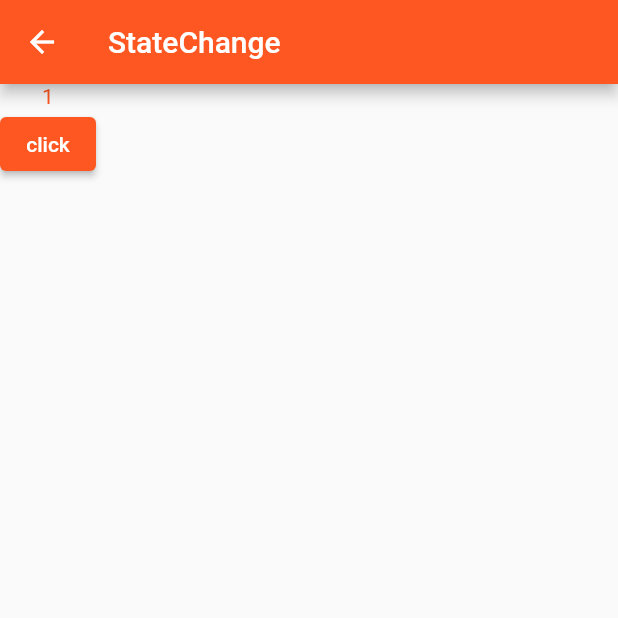
After one commit to ourCHK/flutter_learning_project, a Flutter app: the StateChangeTest screen opened directly, on a phone screen of 412 x 824 dp, the top half of it. The commit adds this screen. Run offline on Flutter 3.47's test engine with Material 3 defaults, Android fonts, the phone set to English and light mode, and no system bars; our stand-ins replace dio, flutter_riverpod, fluttertoast, go_router; missing offline and left inert: flutter_learning_sub_project; network calls fail.

Commit message:
新增flutter多渠道

```diff
--- /dev/null
+++ b/lib/page/state_change_page.dart
@@ -0,0 +1,61 @@
+import 'package:flutter/material.dart';
+
+class StateChangeTest extends StatefulWidget {
+  @override
+  State createState() {
+    return _StateChangeState();
+  }
+}
+
+class _StateChangeState extends State<StateChangeTest> {
+
+  String myText = "1";
+
+
+
+  @override
+  Widget build(BuildContext context) {
+    return Scaffold(
+      appBar: AppBar(title: Text("StateChange")),
+      body: Column(
+        children: [
+          MyWidget(myText),
+          ElevatedButton(onPressed: (){
+            setState(() {
+              myText = "2";
+            });
+          }, child: Text("click"))
+        ],
+      ),
+    );
+  }
+}
+
+class MyWidget extends StatefulWidget {
+
+  String text;
+
+
+  MyWidget(this.text);
+
+  @override
+  State createState() {
+    return _MyWidget();
+  }
+}
+
+class _MyWidget extends State<MyWidget> {
+
+
+
+  @override
+  Widget build(BuildContext context) {
+    return Text(widget.text);
+  }
+
+  @override
+  void initState() {
+    super.initState();
+    debugPrint("initState");
+  }
+}
--- a/lib/theme/theme_config.dart
+++ b/lib/theme/theme_config.dart
@@ -3,6 +3,7 @@ import 'package:flutter_learning_project/page/theme_extension_test.dart';
 
 class ThemeConfig {
   static final ThemeData _themeData1 = ThemeData(
+    useMaterial3: false,
       primarySwatch: Colors.deepOrange,
       textTheme:
           const TextTheme(bodyMedium: TextStyle(color: Colors.deepOrange)),
@@ -10,30 +11,35 @@ class ThemeConfig {
       extensions: [ColorExtension(Colors.deepOrange)]);
 
   static final ThemeData _themeData2 = ThemeData(
+      useMaterial3: false,
       primarySwatch: Colors.blue,
       textTheme: const TextTheme(bodyMedium: TextStyle(color: Colors.blue)),
       cardColor: Colors.blue,
       extensions: [ColorExtension(Colors.blue)]);
 
   static final ThemeData _themeData3 = ThemeData(
+      useMaterial3: false,
       primarySwatch: Colors.green,
       textTheme: const TextTheme(bodyMedium: TextStyle(color: Colors.green)),
       cardColor: Colors.green,
       extensions: [ColorExtension(Colors.green)]);
 
   static final ThemeData _themeData4 = ThemeData(
+      useMaterial3: false,
       primarySwatch: Colors.pink,
       textTheme: const TextTheme(bodyMedium: TextStyle(color: Colors.pink)),
       cardColor: Colors.pink,
       extensions: [ColorExtension(Colors.pink)]);
 
   static final ThemeData _themeData5 = ThemeData(
+      useMaterial3: false,
       primarySwatch: Colors.amber,
       textTheme: const TextTheme(bodyMedium: TextStyle(color: Colors.amber)),
       cardColor: Colors.amber,
       extensions: [ColorExtension(Colors.amber)]);
 
   static final ThemeData _themeData6 = ThemeData(
+      useMaterial3: false,
       primarySwatch: Colors.purple,
       textTheme: const TextTheme(bodyMedium: TextStyle(color: Colors.purple)),
       cardColor: Colors.purple,
--- a/pubspec.yaml
+++ b/pubspec.yaml
@@ -74,6 +74,12 @@ flutter:
 
   assets:
     - images/
+    - path: images/demo/
+      flavors:
+        - demo
+    - path: images/full/
+      flavors:
+        - full
 
   # To add assets to your application, add an assets section, like this:
   # assets:
```
Also changed, not shown: lib/entry.dart (+25 -4 lines), lib/entry_list_type.dart (+9 -1 lines), lib/main.dart (+27 -9 lines), lib/page/go_router_page.dart (+6 -1 lines), lib/page/multi_flavors_page.dart (added, +49 -0 lines), lib/page/scroll_aware_image_test_page.dart (added, +128 -0 lines), flavors/demo/image_flavor.png (added), flavors/full/image_flavor2.png (added), images/demo/image_flavor.png (added), images/full/image_flavor.png (added), 2 other files.
